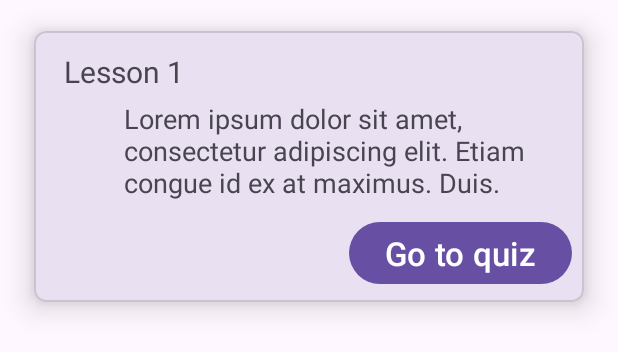
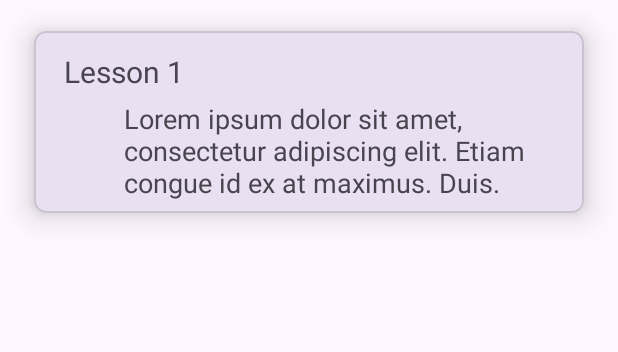
Before and after one commit to Kawtsun/ITeach, an Android app: the layout each_lesson.xml on its own in the app's theme, with its tools: preview values and no code run, on a phone screen of 412 x 824 dp. Shown: the top 352 px of the screen. Run offline under Robolectric (Android 15) with nearby library versions, the phone set to English and light mode, and no system bars.

```diff
--- a/app/src/main/res/layout/each_lesson.xml
+++ b/app/src/main/res/layout/each_lesson.xml
@@ -52,19 +52,6 @@
             app:layout_constraintTop_toBottomOf="@+id/tvTitle"
             app:layout_constraintVertical_bias="0.0" />
 
-        <Button
-            android:layout_width="wrap_content"
-            android:layout_height="match_parent"
-            android:text="@string/gotoquiz"
-            android:textSize="22sp"
-            android:layout_marginTop="10dp"
-            app:layout_constraintBottom_toBottomOf="parent"
-            app:layout_constraintEnd_toEndOf="parent"
-            app:layout_constraintHorizontal_bias="1.0"
-            app:layout_constraintStart_toStartOf="parent"
-            app:layout_constraintTop_toBottomOf="@id/tvDescription"
-            app:layout_constraintVertical_bias="0.0" />
-
 
     </androidx.constraintlayout.widget.ConstraintLayout>
 
```
